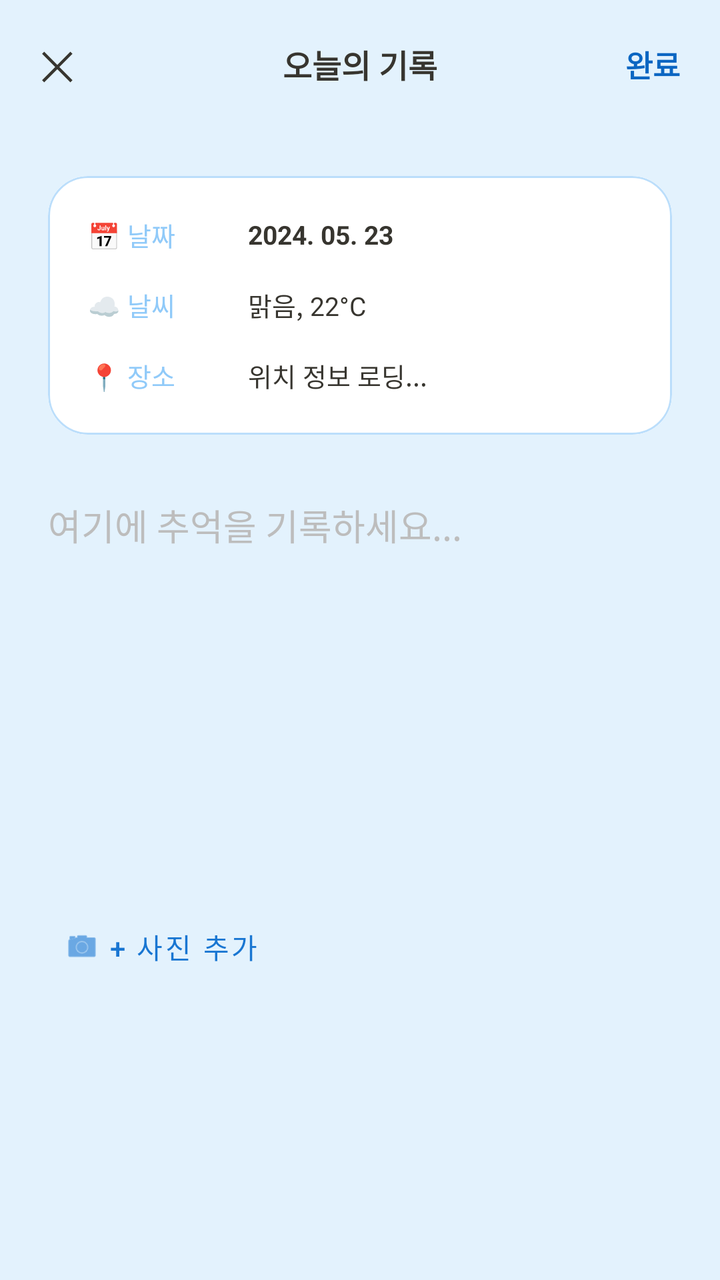
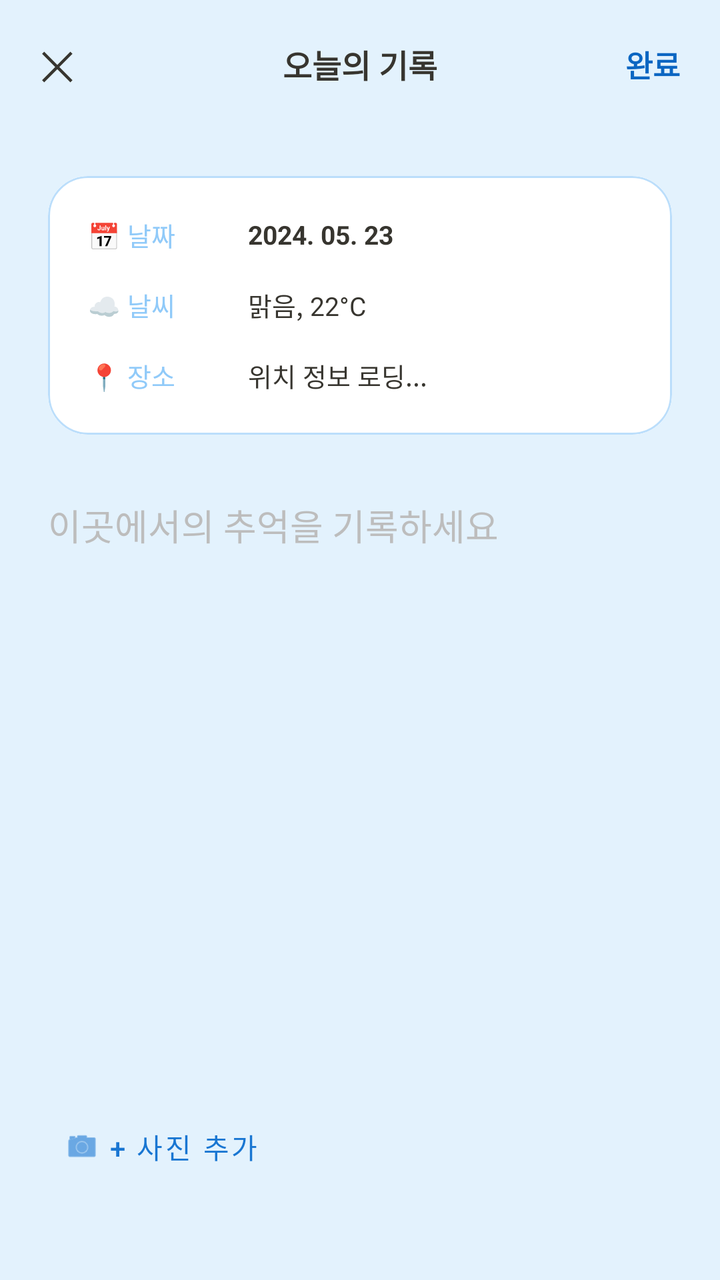

An Android layout rendered at two revisions. The XML below is the earlier revision; the diff shows what the commit changed to produce the second picture.
<!-- AndroidManifest.xml: application theme Theme.Harudiary -->
<!-- res/layout/activity_record.xml -->
<?xml version="1.0" encoding="utf-8"?>
<androidx.coordinatorlayout.widget.CoordinatorLayout xmlns:android="http://schemas.android.com/apk/res/android"
    xmlns:app="http://schemas.android.com/apk/res-auto"
    android:layout_width="match_parent"
    android:layout_height="match_parent"
    android:background="#E3F2FD">

    <com.google.android.material.appbar.AppBarLayout
        android:layout_width="match_parent"
        android:layout_height="wrap_content"
        android:background="@android:color/transparent"
        app:elevation="0dp">

        <androidx.appcompat.widget.Toolbar
            android:layout_width="match_parent"
            android:layout_height="?attr/actionBarSize"
            app:contentInsetStart="0dp">

            <RelativeLayout
                android:layout_width="match_parent"
                android:layout_height="match_parent"
                android:paddingHorizontal="20dp">

                <TextView
                    android:id="@+id/btn_close"
                    android:layout_width="wrap_content"
                    android:layout_height="wrap_content"
                    android:layout_centerVertical="true"
                    android:text="✕"
                    android:textSize="20sp"
                    android:textColor="#37352F" />

                <TextView
                    android:id="@+id/tv_activity_title"
                    android:layout_width="wrap_content"
                    android:layout_height="wrap_content"
                    android:layout_centerInParent="true"
                    android:text="오늘의 기록"
                    android:textSize="16sp"
                    android:textStyle="bold"
                    android:textColor="#37352F" />

                <TextView
                    android:id="@+id/btn_save"
                    android:layout_width="wrap_content"
                    android:layout_height="wrap_content"
                    android:layout_centerVertical="true"
                    android:layout_alignParentEnd="true"
                    android:text="완료"
                    android:textSize="15sp"
                    android:textColor="#0B66C2"
                    android:textStyle="bold" />
            </RelativeLayout>
        </androidx.appcompat.widget.Toolbar>
    </com.google.android.material.appbar.AppBarLayout>

    <androidx.core.widget.NestedScrollView
        android:layout_width="match_parent"
        android:layout_height="match_parent"
        app:layout_behavior="@string/appbar_scrolling_view_behavior">

        <LinearLayout
            android:layout_width="match_parent"
            android:layout_height="wrap_content"
            android:orientation="vertical"
            android:padding="24dp">

            
            <com.google.android.material.card.MaterialCardView
                android:layout_width="match_parent"
                android:layout_height="wrap_content"
                app:cardCornerRadius="20dp"
                app:cardElevation="0dp"
                app:strokeWidth="1dp"
                app:strokeColor="#BBDEFB"
                android:layout_marginBottom="32dp">

                <LinearLayout
                    android:layout_width="match_parent"
                    android:layout_height="wrap_content"
                    android:orientation="vertical"
                    android:padding="20dp"
                    android:background="@color/white">

                    <LinearLayout
                        android:layout_width="match_parent"
                        android:layout_height="wrap_content"
                        android:gravity="center_vertical"
                        android:layout_marginBottom="16dp">
                        <TextView
                            android:layout_width="80dp"
                            android:layout_height="wrap_content"
                            android:text="📅 날짜"
                            android:textColor="#90CAF9"
                            android:textSize="13sp" />
                        <TextView
                            android:id="@+id/tv_auto_datetime"
                            android:layout_width="wrap_content"
                            android:layout_height="wrap_content"
                            android:text="2024. 05. 23"
                            android:textColor="#37352F"
                            android:textStyle="bold"
                            android:textSize="13sp" />
                    </LinearLayout>

                    <LinearLayout
                        android:layout_width="match_parent"
                        android:layout_height="wrap_content"
                        android:gravity="center_vertical"
                        android:layout_marginBottom="16dp">
                        <TextView
                            android:layout_width="80dp"
                            android:layout_height="wrap_content"
                            android:text="☁️ 날씨"
                            android:textColor="#90CAF9"
                            android:textSize="13sp" />
                        <TextView
                            android:id="@+id/tv_auto_weather"
                            android:layout_width="wrap_content"
                            android:layout_height="wrap_content"
                            android:text="맑음, 22°C"
                            android:textColor="#37352F"
                            android:textSize="13sp" />
                    </LinearLayout>

                    <LinearLayout
                        android:layout_width="match_parent"
                        android:layout_height="wrap_content"
                        android:gravity="center_vertical">
                        <TextView
                            android:layout_width="80dp"
                            android:layout_height="wrap_content"
                            android:text="📍 장소"
                            android:textColor="#90CAF9"
                            android:textSize="13sp" />
                        <TextView
                            android:id="@+id/tv_location"
                            android:layout_width="wrap_content"
                            android:layout_height="wrap_content"
                            android:text="위치 정보 로딩..."
                            android:textColor="#37352F"
                            android:textSize="13sp"
                            android:ellipsize="end"
                            android:maxLines="1" />
                    </LinearLayout>
                </LinearLayout>
            </com.google.android.material.card.MaterialCardView>

            
            <EditText
                android:id="@+id/et_content"
                android:layout_width="match_parent"
                android:layout_height="wrap_content"
                android:minHeight="200dp"
                android:background="@null"
                android:gravity="top"
                android:hint="여기에 추억을 기록하세요..."
                android:lineSpacingExtra="6dp"
                android:textSize="18sp"
                android:textColor="#37352F"
                android:textColorHint="#BDBDBD"
                android:inputType="textMultiLine|textNoSuggestions"
                android:scrollbars="vertical"
                android:isScrollContainer="true"
                android:breakStrategy="high_quality" />

            
            <com.google.android.material.card.MaterialCardView
                android:id="@+id/layout_photo_container"
                android:layout_width="match_parent"
                android:layout_height="wrap_content"
                android:visibility="gone"
                app:cardCornerRadius="16dp"
                app:cardElevation="2dp"
                android:layout_marginTop="24dp"
                android:layout_marginBottom="24dp">

                <RelativeLayout
                    android:layout_width="match_parent"
                    android:layout_height="wrap_content">
                    <ImageView
                        android:id="@+id/iv_photo"
                        android:layout_width="match_parent"
                        android:layout_height="280dp"
                        android:scaleType="centerCrop" />
                    <ImageButton
                        android:id="@+id/btn_remove_photo"
                        android:layout_width="32dp"
                        android:layout_height="32dp"
                        android:layout_alignParentEnd="true"
                        android:layout_margin="12dp"
                        android:background="@drawable/bg_rounded_white"
                        android:src="@android:drawable/ic_menu_close_clear_cancel"
                        app:tint="#37352F" />
                </RelativeLayout>
            </com.google.android.material.card.MaterialCardView>

            <com.google.android.material.button.MaterialButton
                android:id="@+id/btn_add_photo"
                style="@style/Widget.MaterialComponents.Button.TextButton"
                android:layout_width="wrap_content"
                android:layout_height="wrap_content"
                android:text="+ 사진 추가"
                android:textColor="#1976D2"
                android:textSize="14sp"
                app:icon="@android:drawable/ic_menu_camera"
                app:iconTint="#1976D2" />

        </LinearLayout>
    </androidx.core.widget.NestedScrollView>

</androidx.coordinatorlayout.widget.CoordinatorLayout>
<!-- resources referenced by this layout -->
<resources>
  <color name="white">#FFFFFFFF</color>
  <!-- drawable bg_rounded_white (drawable) -->
  <?xml version="1.0" encoding="utf-8"?>
  <shape xmlns:android="http://schemas.android.com/apk/res/android"
      android:shape="rectangle">
      <solid android:color="#FFFFFF" />
      <corners android:radius="12dp" />
  </shape>
  <style name="Theme.Harudiary" parent="Base.Theme.Harudiary" />
  <style name="Base.Theme.Harudiary" parent="Theme.Material3.DayNight.NoActionBar" />
</resources>

<!-- the commit's change to res/layout/activity_record.xml (unified diff, before → after) -->
@@ -151,10 +151,10 @@
                 android:id="@+id/et_content"
                 android:layout_width="match_parent"
                 android:layout_height="wrap_content"
-                android:minHeight="200dp"
+                android:minHeight="300dp"
                 android:background="@null"
                 android:gravity="top"
-                android:hint="여기에 추억을 기록하세요..."
+                android:hint="이곳에서의 추억을 기록하세요"
                 android:lineSpacingExtra="6dp"
                 android:textSize="18sp"
                 android:textColor="#37352F"
